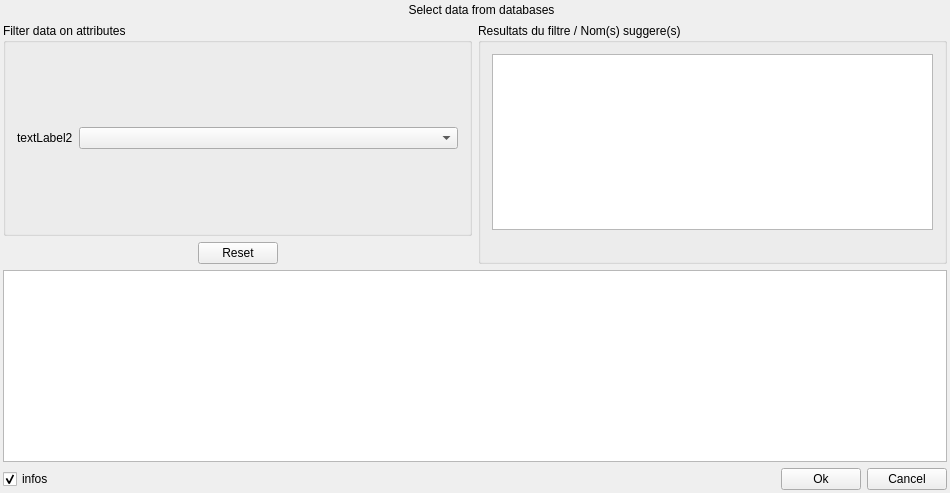
Qt form python/brainvisa/data/qt4gui/diskItemBrowser.ui (brainvisa/axon) before a commit.
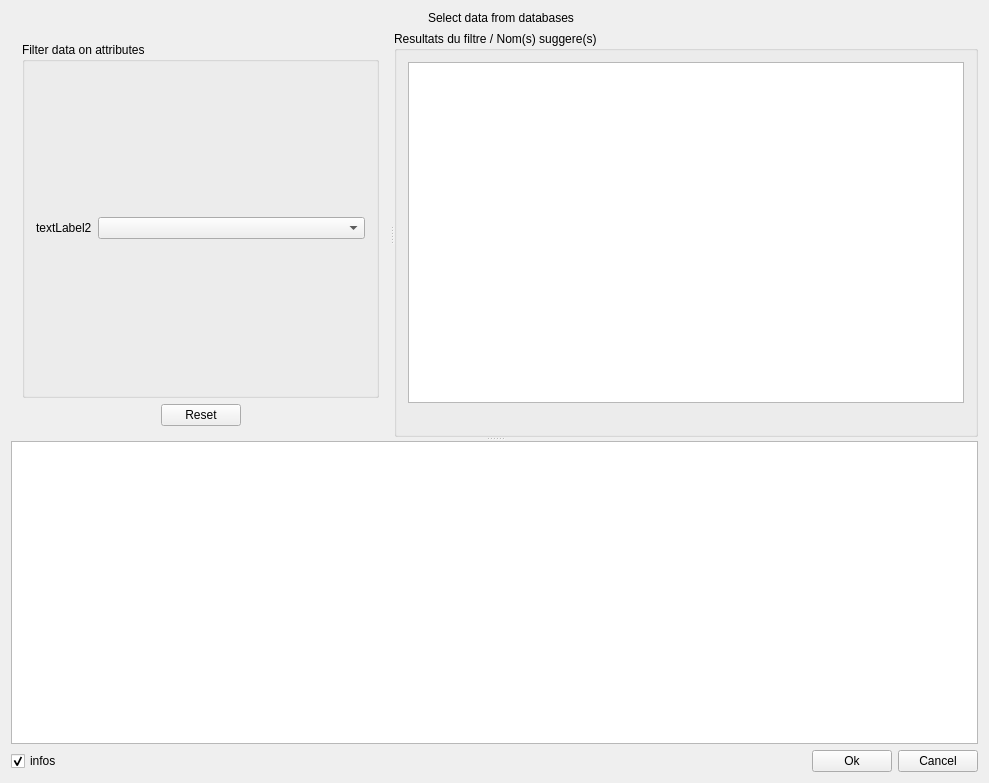
The same form after that commit. Icons and pictures are not drawn.

Commit message: Added splitters to DiskItem browsers

Diff of the .ui file:
```diff
--- a/python/brainvisa/data/qt4gui/diskItemBrowser.ui
+++ b/python/brainvisa/data/qt4gui/diskItemBrowser.ui
@@ -1,36 +1,24 @@
 <ui version="4.0" >
  <class>Form1</class>
- <widget class="QWidget" name="Form1" >
-  <property name="geometry" >
+ <widget class="QWidget" name="Form1">
+  <property name="geometry">
    <rect>
     <x>0</x>
     <y>0</y>
-    <width>950</width>
-    <height>493</height>
+    <width>989</width>
+    <height>783</height>
    </rect>
   </property>
   <property name="windowTitle" >
    <string>Select data from databases</string>
   </property>
-  <layout class="QGridLayout" >
-   <property name="leftMargin" >
-    <number>3</number>
-   </property>
-   <property name="topMargin" >
-    <number>3</number>
-   </property>
-   <property name="rightMargin" >
-    <number>3</number>
-   </property>
-   <property name="bottomMargin" >
-    <number>3</number>
-   </property>
-   <item row="0" column="0" colspan="2" >
-    <layout class="QHBoxLayout" >
+  <layout class="QVBoxLayout" name="verticalLayout">
      <item>
-      <widget class="QLabel" name="labDatabaseIcon" >
-       <property name="sizePolicy" >
-        <sizepolicy vsizetype="Fixed" hsizetype="Fixed" >
+    <layout class="QHBoxLayout">
+     <item>
+      <widget class="QLabel" name="labDatabaseIcon">
+       <property name="sizePolicy">
+        <sizepolicy hsizetype="Fixed" vsizetype="Fixed">
          <horstretch>0</horstretch>
          <verstretch>0</verstretch>
         </sizepolicy>
@@ -47,9 +35,9 @@
       </widget>
      </item>
      <item>
-      <widget class="QLabel" name="titleLabel" >
-       <property name="sizePolicy" >
-        <sizepolicy vsizetype="Fixed" hsizetype="Expanding" >
+      <widget class="QLabel" name="titleLabel">
+       <property name="sizePolicy">
+        <sizepolicy hsizetype="Expanding" vsizetype="Fixed">
          <horstretch>0</horstretch>
          <verstretch>0</verstretch>
         </sizepolicy>
@@ -67,67 +55,26 @@
      </item>
     </layout>
    </item>
-   <item row="3" column="0" colspan="2" >
-    <layout class="QHBoxLayout" >
      <item>
-      <widget class="QCheckBox" name="checkBox1" >
-       <property name="text" >
-        <string>infos</string>
-       </property>
-       <property name="checked" >
-        <bool>true</bool>
-       </property>
-      </widget>
-     </item>
-     <item>
-      <spacer>
-       <property name="orientation" >
+    <widget class="QSplitter" name="splitter_2">
+     <property name="orientation">
+      <enum>Qt::Vertical</enum>
+     </property>
+     <widget class="QSplitter" name="splitter">
+      <property name="orientation">
         <enum>Qt::Horizontal</enum>
        </property>
-       <property name="sizeType" >
-        <enum>QSizePolicy::Expanding</enum>
-       </property>
-       <property name="sizeHint" >
-        <size>
-         <width>230</width>
-         <height>20</height>
-        </size>
-       </property>
-      </spacer>
-     </item>
+      <widget class="QWidget" name="">
+       <layout class="QVBoxLayout">
      <item>
-      <widget class="QPushButton" name="btnOk" >
-       <property name="sizePolicy" >
-        <sizepolicy vsizetype="Fixed" hsizetype="Minimum" >
-         <horstretch>0</horstretch>
-         <verstretch>0</verstretch>
-        </sizepolicy>
-       </property>
-       <property name="text" >
-        <string>Ok</string>
-       </property>
-      </widget>
-     </item>
-     <item>
-      <widget class="QPushButton" name="btnCancel" >
-       <property name="text" >
-        <string>Cancel</string>
-       </property>
-      </widget>
-     </item>
-    </layout>
-   </item>
-   <item row="1" column="0" >
-    <layout class="QVBoxLayout" >
-     <item>
-      <widget class="QGroupBox" name="attributesFrame" >
-       <property name="title" >
+         <widget class="QGroupBox" name="attributesFrame">
+          <property name="title">
         <string>Filter data on attributes</string>
        </property>
-       <layout class="QGridLayout" >
-        <item row="0" column="0" >
-         <widget class="QLabel" name="textLabel2" >
-          <property name="text" >
+          <layout class="QGridLayout">
+           <item row="0" column="0">
+            <widget class="QLabel" name="textLabel2">
+             <property name="text">
            <string>textLabel2</string>
           </property>
           <property name="wordWrap" >
@@ -135,10 +82,10 @@
           </property>
          </widget>
         </item>
-        <item row="0" column="1" >
-         <widget class="QComboBox" name="comboBox1" >
-          <property name="sizePolicy" >
-           <sizepolicy vsizetype="Fixed" hsizetype="Expanding" >
+           <item row="0" column="1">
+            <widget class="QComboBox" name="comboBox1">
+             <property name="sizePolicy">
+              <sizepolicy hsizetype="Expanding" vsizetype="Fixed">
             <horstretch>0</horstretch>
             <verstretch>0</verstretch>
            </sizepolicy>
@@ -149,7 +96,7 @@
       </widget>
      </item>
      <item>
-      <layout class="QHBoxLayout" >
+         <layout class="QHBoxLayout">
        <item>
         <spacer>
          <property name="orientation" >
@@ -158,7 +105,7 @@
          <property name="sizeType" >
           <enum>QSizePolicy::Expanding</enum>
          </property>
-         <property name="sizeHint" >
+            <property name="sizeHint" stdset="0">
           <size>
            <width>21</width>
            <height>20</height>
@@ -167,8 +114,8 @@
         </spacer>
        </item>
        <item>
-        <widget class="QPushButton" name="btnReset" >
-         <property name="text" >
+           <widget class="QPushButton" name="btnReset">
+            <property name="text">
           <string>Reset</string>
          </property>
         </widget>
@@ -181,7 +128,7 @@
          <property name="sizeType" >
           <enum>QSizePolicy::Expanding</enum>
          </property>
-         <property name="sizeHint" >
+            <property name="sizeHint" stdset="0">
           <size>
            <width>21</width>
            <height>20</height>
@@ -192,39 +139,88 @@
       </layout>
      </item>
     </layout>
-   </item>
-   <item row="2" column="0" colspan="2" >
-    <widget class="QTextBrowser" name="textBrowser" >
-     <property name="sizePolicy" >
-      <sizepolicy vsizetype="MinimumExpanding" hsizetype="Expanding" >
-       <horstretch>16</horstretch>
-       <verstretch>0</verstretch>
-      </sizepolicy>
-     </property>
-    </widget>
-   </item>
-   <item row="1" column="1" >
-    <widget class="QGroupBox" name="groupBox" >
-     <property name="title" >
+      </widget>
+      <widget class="QGroupBox" name="groupBox">
+       <property name="title">
       <string>Resultats du filtre / Nom(s) suggere(s)</string>
      </property>
-     <layout class="QVBoxLayout" >
+       <layout class="QVBoxLayout">
       <item>
-       <widget class="QListWidget" name="lstItems" />
+         <widget class="QListWidget" name="lstItems"/>
       </item>
       <item>
-       <widget class="QLabel" name="labItems" >
-        <property name="text" >
+         <widget class="QLabel" name="labItems">
+          <property name="text">
          <string/>
         </property>
        </widget>
       </item>
      </layout>
     </widget>
+     </widget>
+     <widget class="QTextBrowser" name="textBrowser">
+      <property name="sizePolicy">
+       <sizepolicy hsizetype="Expanding" vsizetype="MinimumExpanding">
+        <horstretch>16</horstretch>
+        <verstretch>0</verstretch>
+       </sizepolicy>
+      </property>
+     </widget>
+    </widget>
    </item>
-  </layout>
+   <item>
+    <layout class="QHBoxLayout">
+     <item>
+      <widget class="QCheckBox" name="checkBox1">
+       <property name="text">
+        <string>infos</string>
+       </property>
+       <property name="checked">
+        <bool>true</bool>
+       </property>
+      </widget>
+     </item>
+     <item>
+      <spacer>
+       <property name="orientation">
+        <enum>Qt::Horizontal</enum>
+       </property>
+       <property name="sizeType">
+        <enum>QSizePolicy::Expanding</enum>
+       </property>
+       <property name="sizeHint" stdset="0">
+        <size>
+         <width>230</width>
+         <height>20</height>
+        </size>
+       </property>
+      </spacer>
+     </item>
+     <item>
+      <widget class="QPushButton" name="btnOk">
+       <property name="sizePolicy">
+        <sizepolicy hsizetype="Minimum" vsizetype="Fixed">
+         <horstretch>0</horstretch>
+         <verstretch>0</verstretch>
+        </sizepolicy>
+       </property>
+       <property name="text">
+        <string>Ok</string>
+       </property>
+      </widget>
+     </item>
+     <item>
+      <widget class="QPushButton" name="btnCancel">
+       <property name="text">
+        <string>Cancel</string>
+       </property>
+      </widget>
+     </item>
+    </layout>
+   </item>
+  </layout>
  </widget>
- <layoutdefault spacing="6" margin="11" />
+ <layoutdefault spacing="6" margin="11"/>
  <resources/>
  <connections>
   <connection>
```
Left out of the diff: 31 changed lines with no effect on the pictures. Lines whose indentation alone changed are shown as unchanged. The commit also changes 1 other file.
